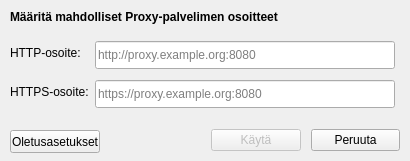
The window that dialogs/Settings_dialog.ui (finnishtransportagency/QGIS-tieosoitetyokalu) describes before a commit, drawn with Qt 5.
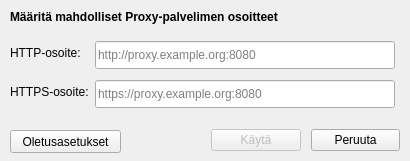
The same window after the commit.

Commit message: small fix, removed unused imports

Patch:
```diff
--- a/dialogs/Settings_dialog.ui
+++ b/dialogs/Settings_dialog.ui
@@ -227,7 +227,7 @@
     <rect>
      <x>10</x>
      <y>130</y>
-     <width>90</width>
+     <width>111</width>
      <height>23</height>
     </rect>
    </property>
```
The commit also changes 2 other files.
